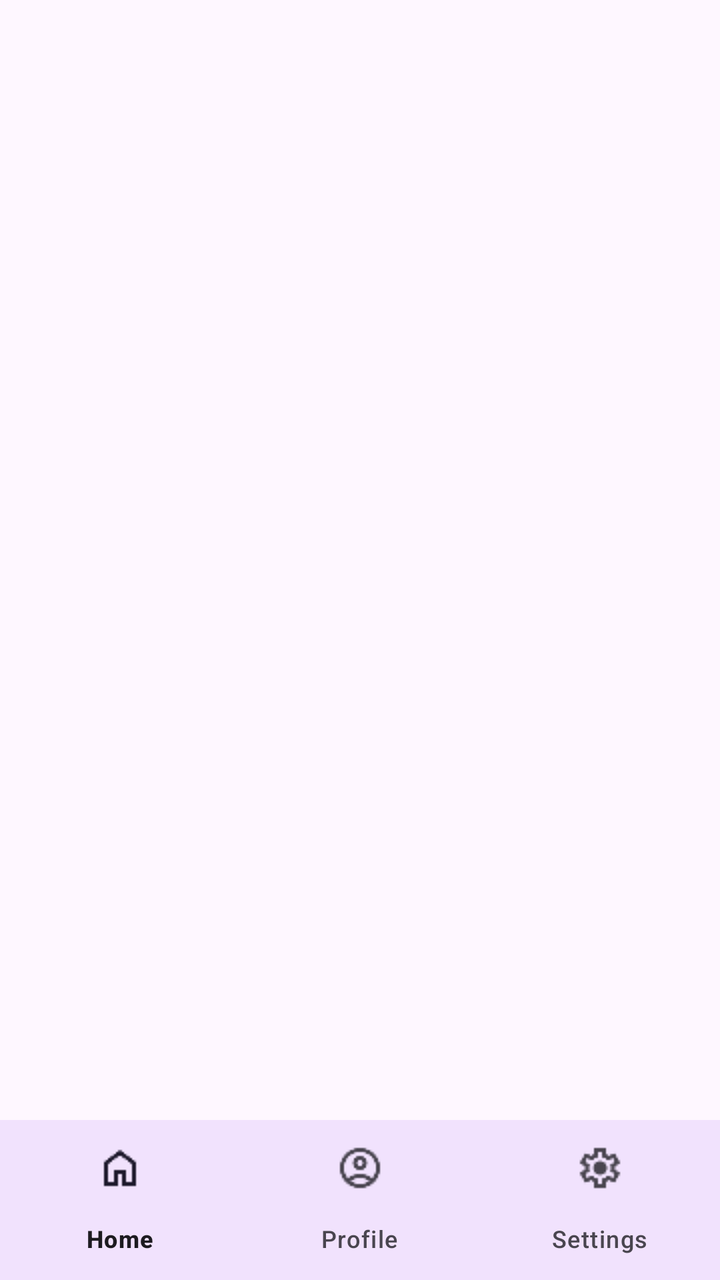
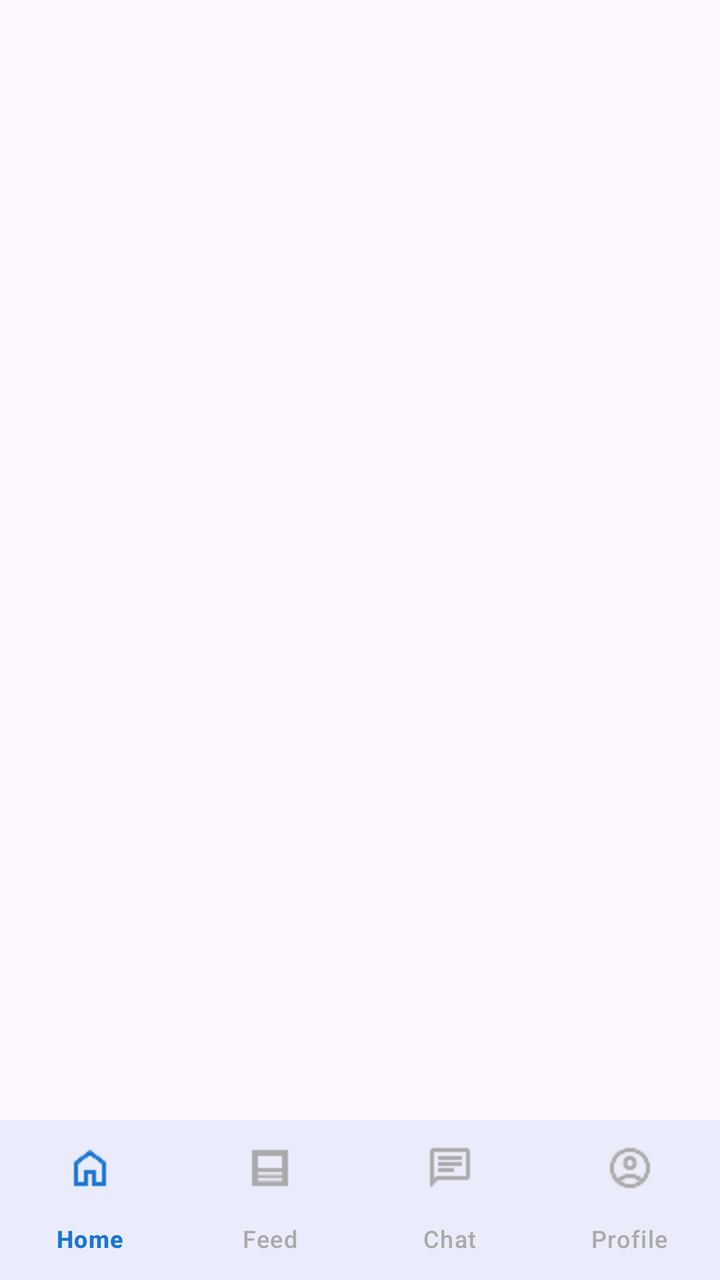

The first picture is an Android layout as it rendered before a commit; the second is the same layout after the commit. The layout source and the unified diff follow.
<!-- AndroidManifest.xml: application theme Theme.GiveEase -->
<!-- res/layout/fragment_donor_main.xml -->
<?xml version="1.0" encoding="utf-8"?>
<androidx.constraintlayout.widget.ConstraintLayout
    xmlns:android="http://schemas.android.com/apk/res/android"
    xmlns:app="http://schemas.android.com/apk/res-auto"
    android:layout_width="match_parent"
    android:layout_height="match_parent">

    <FrameLayout
        android:id="@+id/fragmentContainer"
        android:layout_width="0dp"
        android:layout_height="0dp"
        app:layout_constraintTop_toTopOf="parent"
        app:layout_constraintBottom_toTopOf="@id/bottomNavigationView"
        app:layout_constraintStart_toStartOf="parent"
        app:layout_constraintEnd_toEndOf="parent" />

    <com.google.android.material.bottomnavigation.BottomNavigationView
        android:id="@+id/bottomNavigationView"
        android:layout_width="0dp"
        android:layout_height="wrap_content"
        android:layout_gravity="bottom"
        android:background="?android:attr/windowBackground"
        app:menu="@menu/bottom_nav_menu"
        app:layout_constraintBottom_toBottomOf="parent"
        app:layout_constraintStart_toStartOf="parent"
        app:layout_constraintEnd_toEndOf="parent" />

</androidx.constraintlayout.widget.ConstraintLayout>
<!-- resources referenced by this layout -->
<resources>
  <style name="Theme.GiveEase" parent="Theme.Material3.DayNight.NoActionBar">
          
          <item name="colorPrimary">@color/purple_500</item>
          <item name="colorPrimaryVariant">@color/purple_700</item>
          <item name="colorOnPrimary">@color/white</item>
          <item name="colorSecondary">@color/teal_200</item>
          <item name="colorSecondaryVariant">@color/teal_700</item>
          <item name="colorOnSecondary">@color/black</item>
          <item name="android:statusBarColor" tools:targetApi="l">?attr/colorPrimaryVariant</item>
      </style>
  <color name="purple_500">#FF6200EE</color>
  <color name="purple_700">#FF3700B3</color>
  <color name="white">#FFFFFFFF</color>
  <color name="teal_200">#FF03DAC5</color>
  <color name="teal_700">#FF018786</color>
  <color name="black">#FF000000</color>
</resources>

<!-- the commit's change to res/layout/fragment_donor_main.xml (unified diff, before → after) -->
@@ -1,28 +1,25 @@
 <?xml version="1.0" encoding="utf-8"?>
-<androidx.constraintlayout.widget.ConstraintLayout
-    xmlns:android="http://schemas.android.com/apk/res/android"
+<LinearLayout xmlns:android="http://schemas.android.com/apk/res/android"
     xmlns:app="http://schemas.android.com/apk/res-auto"
+    android:orientation="vertical"
     android:layout_width="match_parent"
     android:layout_height="match_parent">
 
+    
     <FrameLayout
-        android:id="@+id/fragmentContainer"
-        android:layout_width="0dp"
+        android:id="@+id/fragment_container_donor"
+        android:layout_width="match_parent"
         android:layout_height="0dp"
-        app:layout_constraintTop_toTopOf="parent"
-        app:layout_constraintBottom_toTopOf="@id/bottomNavigationView"
-        app:layout_constraintStart_toStartOf="parent"
-        app:layout_constraintEnd_toEndOf="parent" />
+        android:layout_weight="1" />
 
+    
     <com.google.android.material.bottomnavigation.BottomNavigationView
-        android:id="@+id/bottomNavigationView"
-        android:layout_width="0dp"
+        android:id="@+id/bottom_nav_donor"
+        android:layout_width="match_parent"
         android:layout_height="wrap_content"
-        android:layout_gravity="bottom"
         android:background="?android:attr/windowBackground"
-        app:menu="@menu/bottom_nav_menu"
-        app:layout_constraintBottom_toBottomOf="parent"
-        app:layout_constraintStart_toStartOf="parent"
-        app:layout_constraintEnd_toEndOf="parent" />
-
-</androidx.constraintlayout.widget.ConstraintLayout>
+        app:menu="@menu/menu_donor_bottom_nav"
+        app:labelVisibilityMode="labeled"
+        app:itemIconTint="@color/bottom_nav_selector"
+        app:itemTextColor="@color/bottom_nav_selector"/>
+</LinearLayout>
<!-- resource entries referenced after the edit -->
@@ -2,19 +2,19 @@
 <resources>
   <style name="Theme.GiveEase" parent="Theme.Material3.DayNight.NoActionBar">
           
-          <item name="colorPrimary">@color/purple_500</item>
-          <item name="colorPrimaryVariant">@color/purple_700</item>
           <item name="colorOnPrimary">@color/white</item>
           <item name="colorSecondary">@color/teal_200</item>
           <item name="colorSecondaryVariant">@color/teal_700</item>
           <item name="colorOnSecondary">@color/black</item>
+          <item name="colorPrimary">@color/primary_blue</item>
+          <item name="colorPrimaryVariant">@color/primary_blue_dark</item>
           <item name="android:statusBarColor" tools:targetApi="l">?attr/colorPrimaryVariant</item>
       </style>
-  <color name="purple_500">#FF6200EE</color>
-  <color name="purple_700">#FF3700B3</color>
   <color name="white">#FFFFFFFF</color>
   <color name="teal_200">#FF03DAC5</color>
   <color name="teal_700">#FF018786</color>
   <color name="black">#FF000000</color>
+  <color name="primary_blue">#1976D2</color>
+  <color name="primary_blue_dark">#1565C0</color>
 </resources>
 
